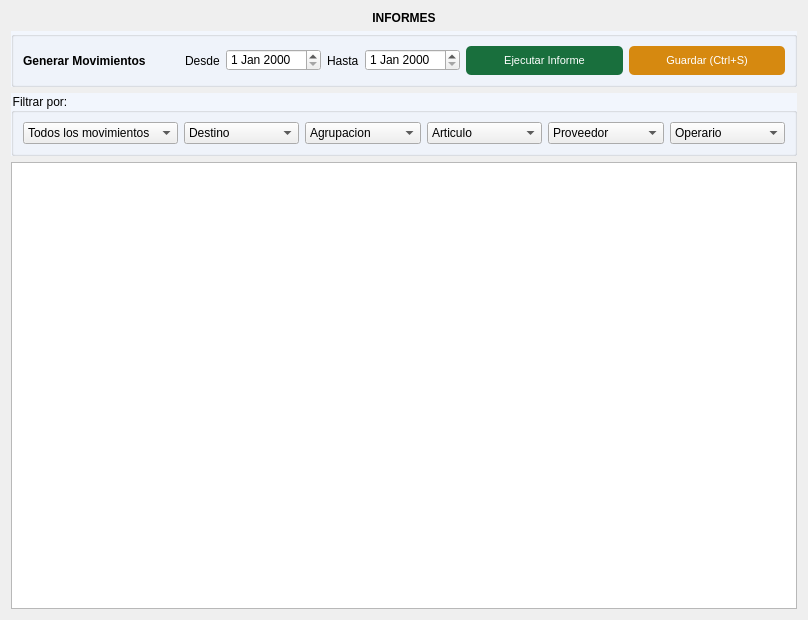
The window that gui/informes/informes.ui (Lonaris/Corupel) describes before a commit, drawn with Qt 5.
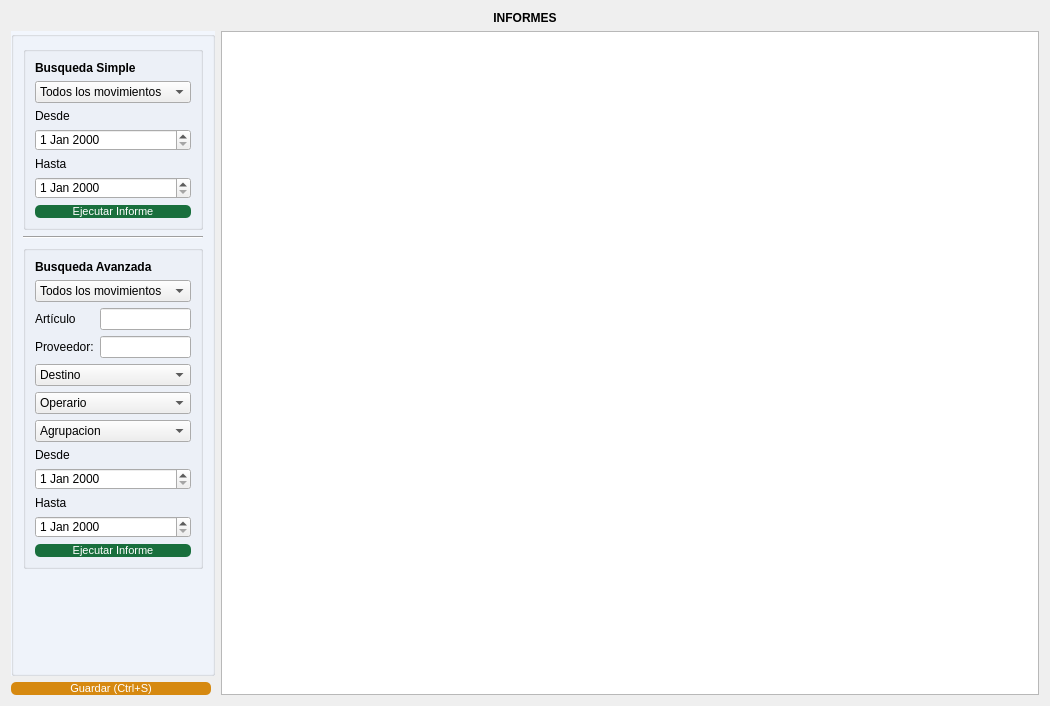
The same window after the commit. Icons and pictures are not drawn.

Commit message: Interfaz de Informes

The edit to the form file:
```diff
--- a/gui/informes/informes.ui
+++ b/gui/informes/informes.ui
@@ -6,15 +6,15 @@
    <rect>
     <x>0</x>
     <y>0</y>
-    <width>808</width>
-    <height>620</height>
+    <width>1050</width>
+    <height>706</height>
    </rect>
   </property>
   <property name="windowTitle">
    <string>Form</string>
   </property>
-  <layout class="QGridLayout" name="gridLayout" rowstretch="0,10,10,80">
-   <item row="0" column="0">
+  <layout class="QGridLayout" name="gridLayout_3" columnstretch="20,80">
+   <item row="0" column="0" colspan="2">
     <widget class="QLabel" name="label">
      <property name="font">
       <font>
@@ -32,41 +32,228 @@
     </widget>
    </item>
    <item row="1" column="0">
-    <widget class="QGroupBox" name="groupBox_3">
+    <widget class="QGroupBox" name="groupBox_4">
      <property name="styleSheet">
-      <string notr="true">#groupBox_3{
+      <string notr="true">#groupBox_4{
 	background-color: #F2F6FD;
 	}</string>
      </property>
      <property name="title">
       <string/>
      </property>
-     <layout class="QGridLayout" name="gridLayout_6" columnstretch="0,0,0,0,0,0,0">
-      <item row="1" column="1">
-       <widget class="QLabel" name="label_desde">
+     <property name="alignment">
+      <set>Qt::AlignCenter</set>
+     </property>
+     <layout class="QGridLayout" name="gridLayout_7" columnstretch="0">
+      <item row="6" column="0">
+       <widget class="QGroupBox" name="groupBox_2">
+        <property name="sizePolicy">
+         <sizepolicy hsizetype="Preferred" vsizetype="Expanding">
+          <horstretch>0</horstretch>
+          <verstretch>0</verstretch>
+         </sizepolicy>
+        </property>
+        <property name="title">
+         <string/>
+        </property>
+        <property name="alignment">
+         <set>Qt::AlignCenter</set>
+        </property>
+        <layout class="QGridLayout" name="gridLayout_2">
+         <item row="7" column="0">
+          <widget class="QLabel" name="label_desde_2">
+           <property name="sizePolicy">
+            <sizepolicy hsizetype="Preferred" vsizetype="Fixed">
+             <horstretch>0</horstretch>
+             <verstretch>0</verstretch>
+            </sizepolicy>
+           </property>
         <property name="text">
          <string>Desde</string>
         </property>
        </widget>
       </item>
-      <item row="1" column="2">
-       <widget class="QDateEdit" name="fecha_desde">
+         <item row="2" column="1">
+          <widget class="QLineEdit" name="lineEdit">
+           <property name="sizePolicy">
+            <sizepolicy hsizetype="Expanding" vsizetype="Expanding">
+             <horstretch>0</horstretch>
+             <verstretch>0</verstretch>
+            </sizepolicy>
+           </property>
+          </widget>
+         </item>
+         <item row="3" column="1">
+          <widget class="QLineEdit" name="lineEdit_2">
+           <property name="sizePolicy">
+            <sizepolicy hsizetype="Expanding" vsizetype="Expanding">
+             <horstretch>0</horstretch>
+             <verstretch>0</verstretch>
+            </sizepolicy>
+           </property>
+          </widget>
+         </item>
+         <item row="2" column="0">
+          <widget class="QLabel" name="label_2">
+           <property name="sizePolicy">
+            <sizepolicy hsizetype="Preferred" vsizetype="Fixed">
+             <horstretch>0</horstretch>
+             <verstretch>0</verstretch>
+            </sizepolicy>
+           </property>
+           <property name="text">
+            <string>Artículo</string>
+           </property>
+          </widget>
+         </item>
+         <item row="9" column="0">
+          <widget class="QLabel" name="label_hasta_2">
+           <property name="sizePolicy">
+            <sizepolicy hsizetype="Preferred" vsizetype="Fixed">
+             <horstretch>0</horstretch>
+             <verstretch>0</verstretch>
+            </sizepolicy>
+           </property>
+           <property name="text">
+            <string>Hasta</string>
+           </property>
+          </widget>
+         </item>
+         <item row="3" column="0">
+          <widget class="QLabel" name="label_3">
+           <property name="text">
+            <string>Proveedor:</string>
+           </property>
+          </widget>
+         </item>
+         <item row="5" column="0" colspan="2">
+          <widget class="QComboBox" name="filtro_operario">
+           <property name="sizePolicy">
+            <sizepolicy hsizetype="Preferred" vsizetype="Expanding">
+             <horstretch>0</horstretch>
+             <verstretch>0</verstretch>
+            </sizepolicy>
+           </property>
+           <item>
+            <property name="text">
+             <string>Operario</string>
+            </property>
+           </item>
+          </widget>
+         </item>
+         <item row="0" column="0" colspan="2">
+          <widget class="QLabel" name="label_5">
+           <property name="font">
+            <font>
+             <weight>75</weight>
+             <bold>true</bold>
+            </font>
+           </property>
+           <property name="text">
+            <string>Busqueda Avanzada</string>
+           </property>
+          </widget>
+         </item>
+         <item row="6" column="0" colspan="2">
+          <widget class="QComboBox" name="filtro_agrupacion">
+           <property name="sizePolicy">
+            <sizepolicy hsizetype="Preferred" vsizetype="Expanding">
+             <horstretch>0</horstretch>
+             <verstretch>0</verstretch>
+            </sizepolicy>
+           </property>
+           <item>
+            <property name="text">
+             <string>Agrupacion</string>
+            </property>
+           </item>
+           <item>
+            <property name="text">
+             <string>Insumos</string>
+            </property>
+           </item>
+           <item>
+            <property name="text">
+             <string>Reparacion</string>
+            </property>
+           </item>
+           <item>
+            <property name="text">
+             <string>Inversion</string>
+            </property>
+           </item>
+          </widget>
+         </item>
+         <item row="1" column="0" colspan="2">
+          <widget class="QComboBox" name="filtro_movimiento_3">
+           <property name="sizePolicy">
+            <sizepolicy hsizetype="Preferred" vsizetype="Expanding">
+             <horstretch>0</horstretch>
+             <verstretch>0</verstretch>
+            </sizepolicy>
+           </property>
+           <item>
+            <property name="text">
+             <string>Todos los movimientos</string>
+            </property>
+           </item>
+           <item>
+            <property name="text">
+             <string>Ingresos</string>
+            </property>
+           </item>
+           <item>
+            <property name="text">
+             <string>Egresos</string>
+            </property>
+           </item>
+          </widget>
+         </item>
+         <item row="4" column="0" colspan="2">
+          <widget class="QComboBox" name="filtro_destino">
+           <property name="sizePolicy">
+            <sizepolicy hsizetype="Preferred" vsizetype="Expanding">
+             <horstretch>0</horstretch>
+             <verstretch>0</verstretch>
+            </sizepolicy>
+           </property>
+           <item>
+            <property name="text">
+             <string>Destino</string>
+            </property>
+           </item>
+          </widget>
+         </item>
+         <item row="8" column="0" colspan="2">
+          <widget class="QDateEdit" name="fecha_desde_2">
+           <property name="sizePolicy">
+            <sizepolicy hsizetype="Minimum" vsizetype="Expanding">
+             <horstretch>0</horstretch>
+             <verstretch>0</verstretch>
+            </sizepolicy>
+           </property>
         <property name="focusPolicy">
          <enum>Qt::ClickFocus</enum>
         </property>
        </widget>
       </item>
-      <item row="1" column="4">
-       <widget class="QDateEdit" name="fecha_hasta">
+         <item row="10" column="0" colspan="2">
+          <widget class="QDateEdit" name="fecha_hasta_2">
+           <property name="sizePolicy">
+            <sizepolicy hsizetype="Minimum" vsizetype="Expanding">
+             <horstretch>0</horstretch>
+             <verstretch>0</verstretch>
+            </sizepolicy>
+           </property>
         <property name="focusPolicy">
          <enum>Qt::ClickFocus</enum>
         </property>
        </widget>
       </item>
-      <item row="1" column="5">
+         <item row="11" column="0" colspan="2">
        <widget class="QPushButton" name="btn_ejecutar">
         <property name="sizePolicy">
-         <sizepolicy hsizetype="Expanding" vsizetype="Fixed">
+            <sizepolicy hsizetype="Expanding" vsizetype="Expanding">
           <horstretch>0</horstretch>
           <verstretch>0</verstretch>
          </sizepolicy>
@@ -105,10 +292,67 @@
         </property>
        </widget>
       </item>
-      <item row="1" column="0">
-       <widget class="QLabel" name="label_3">
+        </layout>
+       </widget>
+      </item>
+      <item row="0" column="0">
+       <widget class="QGroupBox" name="groupBox">
         <property name="sizePolicy">
-         <sizepolicy hsizetype="Expanding" vsizetype="Expanding">
+         <sizepolicy hsizetype="Preferred" vsizetype="Expanding">
+          <horstretch>0</horstretch>
+          <verstretch>0</verstretch>
+         </sizepolicy>
+        </property>
+        <property name="title">
+         <string/>
+        </property>
+        <property name="alignment">
+         <set>Qt::AlignCenter</set>
+        </property>
+        <layout class="QGridLayout" name="gridLayout">
+         <item row="4" column="0">
+          <widget class="QLabel" name="label_hasta_3">
+           <property name="sizePolicy">
+            <sizepolicy hsizetype="Preferred" vsizetype="Fixed">
+             <horstretch>0</horstretch>
+             <verstretch>0</verstretch>
+            </sizepolicy>
+           </property>
+           <property name="text">
+            <string>Hasta</string>
+           </property>
+          </widget>
+         </item>
+         <item row="5" column="0">
+          <widget class="QDateEdit" name="fecha_desde_3">
+           <property name="sizePolicy">
+            <sizepolicy hsizetype="Minimum" vsizetype="Expanding">
+             <horstretch>0</horstretch>
+             <verstretch>0</verstretch>
+            </sizepolicy>
+           </property>
+           <property name="focusPolicy">
+            <enum>Qt::ClickFocus</enum>
+           </property>
+          </widget>
+         </item>
+         <item row="3" column="0">
+          <widget class="QDateEdit" name="fecha_hasta_3">
+           <property name="sizePolicy">
+            <sizepolicy hsizetype="Minimum" vsizetype="Expanding">
+             <horstretch>0</horstretch>
+             <verstretch>0</verstretch>
+            </sizepolicy>
+           </property>
+           <property name="focusPolicy">
+            <enum>Qt::ClickFocus</enum>
+           </property>
+          </widget>
+         </item>
+         <item row="0" column="0">
+          <widget class="QLabel" name="label_4">
+           <property name="sizePolicy">
+            <sizepolicy hsizetype="Expanding" vsizetype="Fixed">
           <horstretch>0</horstretch>
           <verstretch>0</verstretch>
          </sizepolicy>
@@ -123,21 +367,126 @@
          <enum>Qt::LeftToRight</enum>
         </property>
         <property name="text">
-         <string>Generar Movimientos</string>
+            <string>Busqueda Simple</string>
         </property>
         <property name="alignment">
          <set>Qt::AlignLeading|Qt::AlignLeft|Qt::AlignVCenter</set>
         </property>
        </widget>
       </item>
-      <item row="1" column="3">
-       <widget class="QLabel" name="label_hasta">
+         <item row="1" column="0">
+          <widget class="QComboBox" name="filtro_movimiento_2">
+           <property name="sizePolicy">
+            <sizepolicy hsizetype="Preferred" vsizetype="Expanding">
+             <horstretch>0</horstretch>
+             <verstretch>0</verstretch>
+            </sizepolicy>
+           </property>
+           <item>
         <property name="text">
-         <string>Hasta</string>
-        </property>
-       </widget>
-      </item>
-      <item row="1" column="6">
+             <string>Todos los movimientos</string>
+            </property>
+           </item>
+           <item>
+            <property name="text">
+             <string>Ingresos</string>
+            </property>
+           </item>
+           <item>
+            <property name="text">
+             <string>Egresos</string>
+            </property>
+           </item>
+          </widget>
+         </item>
+         <item row="2" column="0">
+          <widget class="QLabel" name="label_desde_3">
+           <property name="sizePolicy">
+            <sizepolicy hsizetype="Preferred" vsizetype="Fixed">
+             <horstretch>0</horstretch>
+             <verstretch>0</verstretch>
+            </sizepolicy>
+           </property>
+           <property name="text">
+            <string>Desde</string>
+           </property>
+          </widget>
+         </item>
+         <item row="6" column="0">
+          <widget class="QPushButton" name="btn_ejecutar_2">
+           <property name="sizePolicy">
+            <sizepolicy hsizetype="Expanding" vsizetype="Expanding">
+             <horstretch>0</horstretch>
+             <verstretch>0</verstretch>
+            </sizepolicy>
+           </property>
+           <property name="maximumSize">
+            <size>
+             <width>200</width>
+             <height>200</height>
+            </size>
+           </property>
+           <property name="styleSheet">
+            <string notr="true">#btn_ejecutar_2{
+	background-color: #196F3D;
+	color: #ffffff;
+	font-family: 'Ariall';
+	font-size: 11px;
+	border-radius: 5px;
+	}
+
+#btn_ejecutar_2:hover{
+	background-color: #04B431;
+	}</string>
+           </property>
+           <property name="text">
+            <string>Ejecutar Informe</string>
+           </property>
+           <property name="icon">
+            <iconset>
+             <normaloff>../ico/accept_database.ico</normaloff>../ico/accept_database.ico</iconset>
+           </property>
+           <property name="iconSize">
+            <size>
+             <width>30</width>
+             <height>30</height>
+            </size>
+           </property>
+          </widget>
+         </item>
+        </layout>
+       </widget>
+      </item>
+      <item row="7" column="0">
+       <spacer name="verticalSpacer_2">
+        <property name="orientation">
+         <enum>Qt::Vertical</enum>
+        </property>
+        <property name="sizeHint" stdset="0">
+         <size>
+          <width>20</width>
+          <height>40</height>
+         </size>
+        </property>
+       </spacer>
+      </item>
+      <item row="5" column="0">
+       <widget class="Line" name="line">
+        <property name="font">
+         <font>
+          <weight>75</weight>
+          <bold>true</bold>
+         </font>
+        </property>
+        <property name="orientation">
+         <enum>Qt::Horizontal</enum>
+        </property>
+       </widget>
+      </item>
+     </layout>
+    </widget>
+   </item>
+   <item row="2" column="0">
        <widget class="QPushButton" name="btn_guardar">
         <property name="sizePolicy">
          <sizepolicy hsizetype="Expanding" vsizetype="Fixed">
@@ -179,112 +528,7 @@
         </property>
        </widget>
       </item>
-     </layout>
-    </widget>
-   </item>
-   <item row="2" column="0">
-    <widget class="QGroupBox" name="groupBox">
-     <property name="enabled">
-      <bool>true</bool>
-     </property>
-     <property name="styleSheet">
-      <string notr="true">#groupBox{
-	background-color: #F2F6FD;
-	}</string>
-     </property>
-     <property name="title">
-      <string>Filtrar por:</string>
-     </property>
-     <property name="checkable">
-      <bool>false</bool>
-     </property>
-     <property name="checked">
-      <bool>false</bool>
-     </property>
-     <layout class="QGridLayout" name="gridLayout_2">
-      <item row="0" column="1">
-       <widget class="QComboBox" name="filtro_destino">
-        <item>
-         <property name="text">
-          <string>Destino</string>
-         </property>
-        </item>
-       </widget>
-      </item>
-      <item row="0" column="3">
-       <widget class="QComboBox" name="filtro_articulo">
-        <item>
-         <property name="text">
-          <string>Articulo</string>
-         </property>
-        </item>
-       </widget>
-      </item>
-      <item row="0" column="4">
-       <widget class="QComboBox" name="filtroproveedor">
-        <item>
-         <property name="text">
-          <string>Proveedor</string>
-         </property>
-        </item>
-       </widget>
-      </item>
-      <item row="0" column="2">
-       <widget class="QComboBox" name="filtro_agrupacion">
-        <item>
-         <property name="text">
-          <string>Agrupacion</string>
-         </property>
-        </item>
-        <item>
-         <property name="text">
-          <string>Insumos</string>
-         </property>
-        </item>
-        <item>
-         <property name="text">
-          <string>Reparacion</string>
-         </property>
-        </item>
-        <item>
-         <property name="text">
-          <string>Inversion</string>
-         </property>
-        </item>
-       </widget>
-      </item>
-      <item row="0" column="5">
-       <widget class="QComboBox" name="filtro_operario">
-        <item>
-         <property name="text">
-          <string>Operario</string>
-         </property>
-        </item>
-       </widget>
-      </item>
-      <item row="0" column="0">
-       <widget class="QComboBox" name="filtro_movimiento">
-        <item>
-         <property name="text">
-          <string>Todos los movimientos</string>
-         </property>
-        </item>
-        <item>
-         <property name="text">
-          <string>Ingresos</string>
-         </property>
-        </item>
-        <item>
-         <property name="text">
-          <string>Egresos</string>
-         </property>
-        </item>
-       </widget>
-      </item>
-     </layout>
-    </widget>
-   </item>
-   <item row="3" column="0">
+   <item row="1" column="1" rowspan="2">
     <widget class="QTableView" name="tbl_informe">
      <attribute name="horizontalHeaderStretchLastSection">
       <bool>true</bool>
```
Lines whose indentation alone changed are shown as unchanged.
